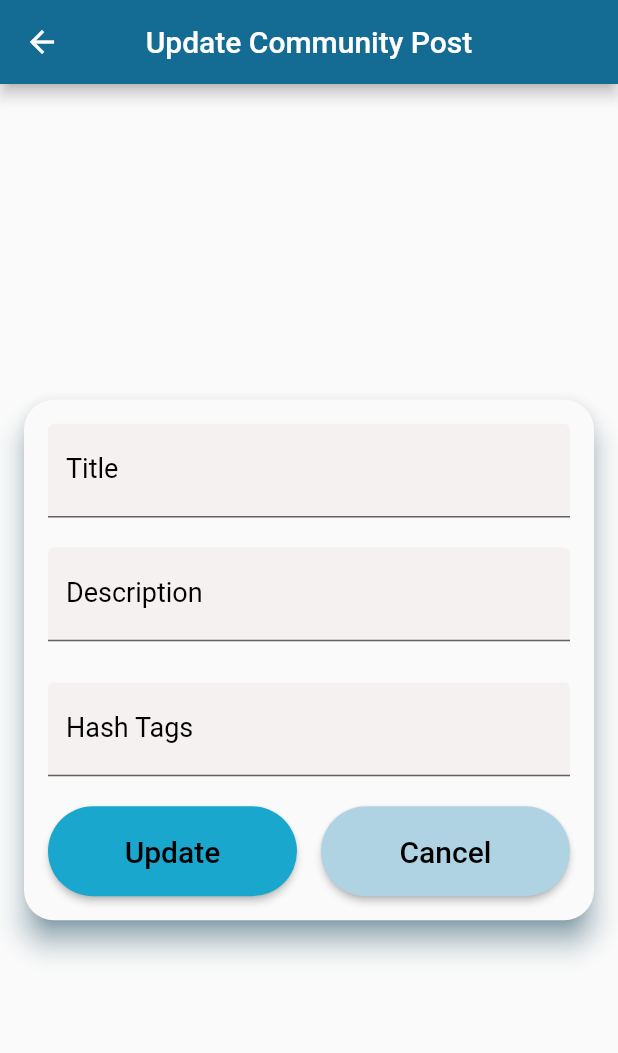
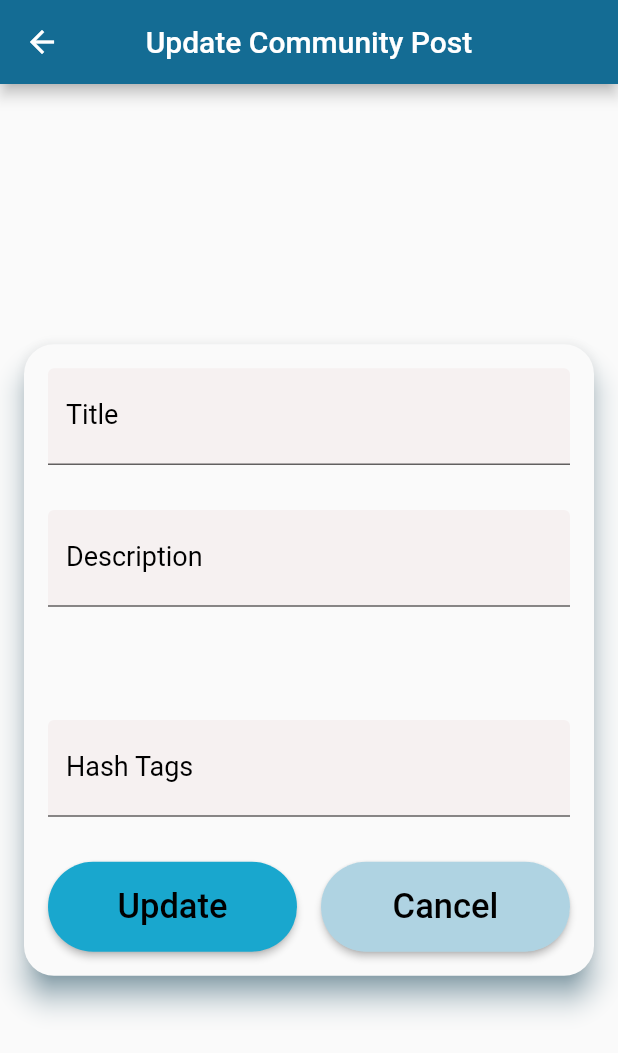
Before and after one commit to Harish3000/shades-app-flutter-project, a Flutter app: the UpdateCommunityPost screen opened directly with empty values, on a phone screen of 412 x 824 dp. Shown: the top 1053 px of the screen. Run offline on Flutter 3.47's test engine with Material 2 defaults, Android fonts, the phone set to English and light mode, and no system bars; our stand-ins replace cloud_firestore, firebase_auth, firebase_core, flutter_rating_bar; accounts and stored records are empty.

```diff
--- a/shades/lib/features/community_mgt/UpdateCommunityPost.dart
+++ b/shades/lib/features/community_mgt/UpdateCommunityPost.dart
@@ -89,7 +89,7 @@
                         fillColor: Color(0xFFF6F1F1), // User input field color
                         filled: true,
                       ),
-                      style: TextStyle(fontSize: 18),
+                      style: TextStyle(fontSize: 20),
                       validator: (value) {
                         if (value == null || value.isEmpty) {
                           return 'Please enter title';
@@ -97,9 +97,9 @@
                         return null;
                       },
                     ),
-                    SizedBox(height: 20),
+                    SizedBox(height: 30),
                     Container(
-                      height: 80, // Adjusted height according to the form
+                      height: 120, // Adjusted height according to the form
                       child: TextFormField(
                         controller: _descriptionController,
                         maxLines: null,
@@ -114,7 +114,7 @@
                               Color(0xFFF6F1F1), // User input field color
                           filled: true,
                         ),
-                        style: TextStyle(fontSize: 18),
+                        style: TextStyle(fontSize: 20),
                         validator: (value) {
                           if (value == null || value.isEmpty) {
                             return 'Please enter description';
@@ -123,7 +123,7 @@
                         },
                       ),
                     ),
-                    SizedBox(height: 10),
+                    SizedBox(height: 20),
                     TextFormField(
                       controller: _hashtagsController,
                       decoration: InputDecoration(
@@ -135,9 +135,9 @@
                         fillColor: Color(0xFFF6F1F1), // User input field color
                         filled: true,
                       ),
-                      style: TextStyle(fontSize: 18),
+                      style: TextStyle(fontSize: 20),
                     ),
-                    SizedBox(height: 20),
+                    SizedBox(height: 30),
                     Row(
                       mainAxisAlignment: MainAxisAlignment.spaceAround,
                       children: [
@@ -149,13 +149,13 @@
                               style: ElevatedButton.styleFrom(
                                 primary: Color(0xFF19A7CE),
                                 shape: RoundedRectangleBorder(
-                                  borderRadius: BorderRadius.circular(30),
+                                  borderRadius: BorderRadius.circular(35),
                                 ),
                               ),
                               child: Text(
                                 'Update',
                                 style: TextStyle(
-                                  fontSize: 20,
+                                  fontSize: 23,
                                   color: Colors.black,
                                 ),
                               ),
@@ -173,13 +173,13 @@
                               style: ElevatedButton.styleFrom(
                                 primary: Color(0xFFAFD3E2),
                                 shape: RoundedRectangleBorder(
-                                  borderRadius: BorderRadius.circular(30),
+                                  borderRadius: BorderRadius.circular(35),
                                 ),
                               ),
                               child: Text(
                                 'Cancel',
                                 style: TextStyle(
-                                  fontSize: 20,
+                                  fontSize: 23,
                                   color: Colors.black,
                                 ),
                               ),
```
Also changed, not shown: shades/lib/features/community_mgt/community.dart (+8 -7 lines), shades/assets/community/community images/l2.png (added).
